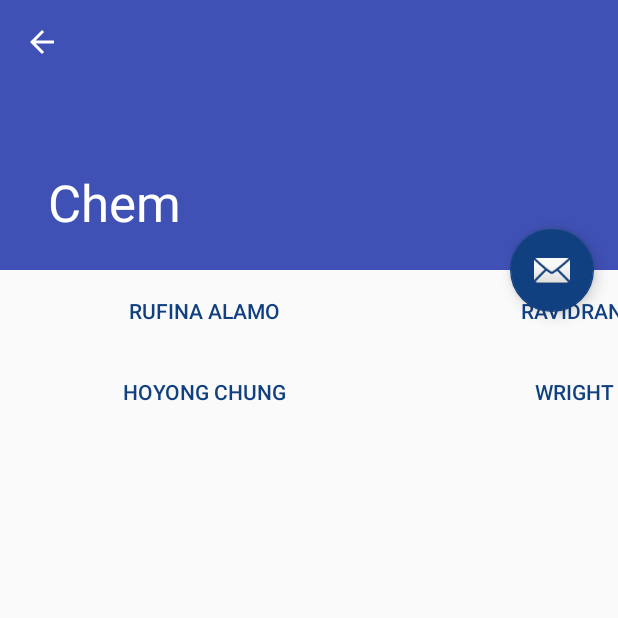
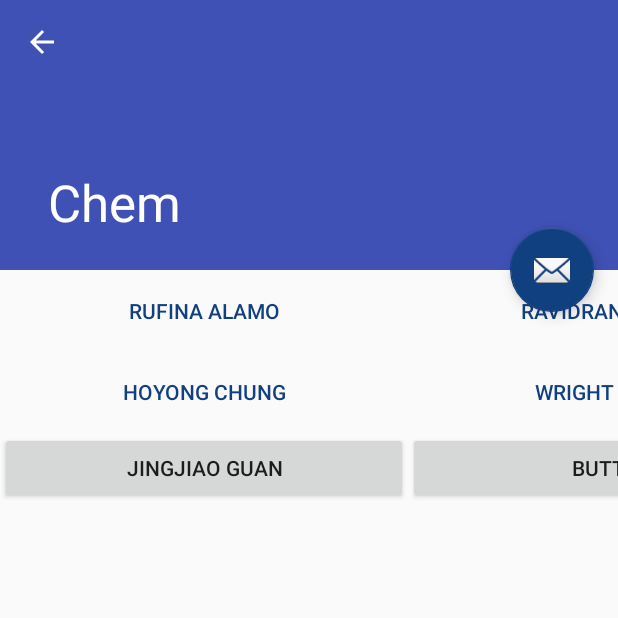
Before and after one commit to mad-macks/ecekiosk, an Android app: the Chem screen opened directly, with no data from a screen before it, on a phone screen of 412 x 824 dp, the top half of it. Run offline under Robolectric (Android 15) with nearby library versions, the phone set to English and light mode, and no system bars.

Commit message:
Changing colors

```diff
--- a/app/src/main/AndroidManifest.xml
+++ b/app/src/main/AndroidManifest.xml
@@ -29,7 +29,8 @@
                 android:name="android.support.PARENT_ACTIVITY"
                 android:value="edu.fsu.famu.eng.eceinfokiosk.FacultyMenu" />
         </activity>
-        <activity android:name=".Alfina"></activity>
+        <activity android:name=".Alfina" />
+        <activity android:name=".Chella"></activity>
     </application>
 
 </manifest>
--- a/app/src/main/java/edu/fsu/famu/eng/eceinfokiosk/Chem.java
+++ b/app/src/main/java/edu/fsu/famu/eng/eceinfokiosk/Chem.java
@@ -33,4 +33,10 @@ public class Chem extends AppCompatActivity {
         Intent intent = new Intent(this, Alfina.class);
         startActivity(intent);
     }
+
+    public void toChella(View view) {
+        //go to Alfina activity
+        Intent intent = new Intent(this, Chella.class);
+        startActivity(intent);
+    }
 }
--- a/app/src/main/res/layout/content_chem.xml
+++ b/app/src/main/res/layout/content_chem.xml
@@ -28,9 +28,10 @@
 
             <Button
                 android:id="@+id/button18"
+                style="?android:attr/buttonBarButtonStyle"
                 android:layout_width="273dp"
                 android:layout_height="wrap_content"
-                style="?android:attr/buttonBarButtonStyle"
+                android:onClick="toChella"
                 android:text="@string/chella" />
         </TableRow>
 
@@ -54,7 +55,20 @@
 
         <TableRow
             android:layout_width="match_parent"
-            android:layout_height="match_parent" />
+            android:layout_height="match_parent" >
+
+            <Button
+                android:id="@+id/button21"
+                android:layout_width="wrap_content"
+                android:layout_height="wrap_content"
+                android:text="@string/guan" />
+
+            <Button
+                android:id="@+id/button22"
+                android:layout_width="wrap_content"
+                android:layout_height="wrap_content"
+                android:text="Button" />
+        </TableRow>
 
         <TableRow
             android:layout_width="match_parent"
--- a/app/src/main/res/values/colors.xml
+++ b/app/src/main/res/values/colors.xml
@@ -3,4 +3,5 @@
     <color name="colorPrimary">#3F51B5</color>
     <color name="colorPrimaryDark">#303F9F</color>
     <color name="colorAccent">#114081</color>
+    <color name="colorBackground">#4da9ff</color>
 </resources>
--- a/app/src/main/res/values/strings.xml
+++ b/app/src/main/res/values/strings.xml
@@ -23,6 +23,7 @@
     <string name="chung">Hoyong Chung</string>
     <string name="finney">Wright Finney</string>
     <string name="grant">Samuel Grant</string>
+    <string name="guan">Jingjiao Guan</string>
     //continue
 
 </resources>
```
Also changed, not shown: app/src/main/java/edu/fsu/famu/eng/eceinfokiosk/Chella.java (added, +13 -0 lines), app/src/main/res/layout/activity_chella.xml (added, +9 -0 lines).
